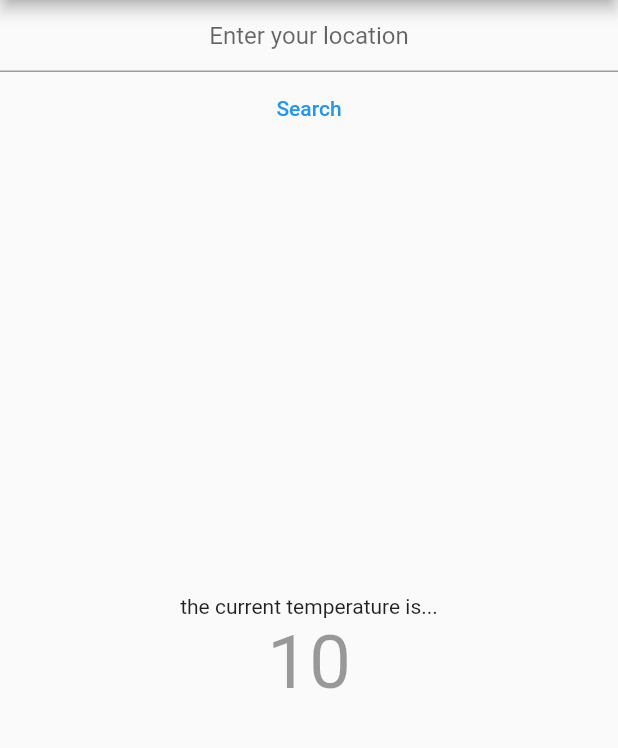
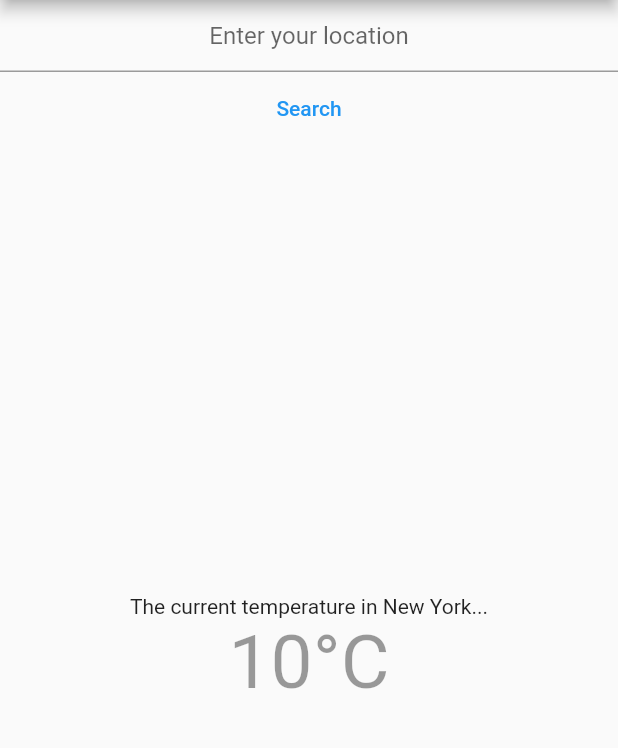
Before and after one commit to rafaelcolladojr/weather_bloc_practice, a Flutter app: the screen it shows after launch, on a phone screen of 412 x 824 dp, the part 84-832 px from its top. Run offline on Flutter 3.47's test engine with Material 2 defaults, Android fonts, the phone set to English and light mode, and no system bars.

Commit message:
Further changes to UI

```diff
--- a/lib/presentation/pages/home_screen.dart
+++ b/lib/presentation/pages/home_screen.dart
@@ -40,11 +40,11 @@ class HomeScreen extends StatelessWidget {
                   mainAxisAlignment: MainAxisAlignment.center,
                   children: [
                     Center(
-                      child: Text('the current temperature is...'),
+                      child: Text('The current temperature in New York...'),
                     ),
                     Center(
                       child: Text(
-                        '10',
+                        '10°C',
                         style: TextStyle(
                             fontSize: 50, color: Colors.black.withAlpha(100)),
                       ),
```
